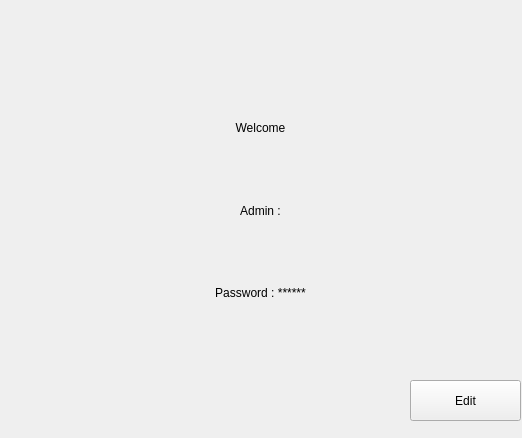
First picture: the form in adminwidget.ui, repository Henry93s/koradin, before the edit.
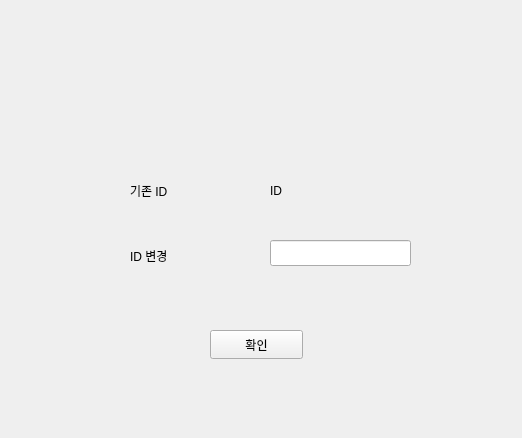
Second picture: the form after the edit. The open tabs and pages were chosen to show the change.

Diff of the .ui file:
```diff
--- a/adminwidget.ui
+++ b/adminwidget.ui
@@ -129,6 +129,131 @@
      </layout>
     </widget>
    </widget>
+   <widget class="QWidget" name="page_3">
+    <widget class="QLabel" name="label_7">
+     <property name="geometry">
+      <rect>
+       <x>120</x>
+       <y>155</y>
+       <width>111</width>
+       <height>51</height>
+      </rect>
+     </property>
+     <property name="text">
+      <string>기존 ID</string>
+     </property>
+    </widget>
+    <widget class="QLabel" name="label_8">
+     <property name="geometry">
+      <rect>
+       <x>120</x>
+       <y>220</y>
+       <width>111</width>
+       <height>51</height>
+      </rect>
+     </property>
+     <property name="text">
+      <string>ID 변경</string>
+     </property>
+    </widget>
+    <widget class="QLabel" name="adiminIDToChange">
+     <property name="geometry">
+      <rect>
+       <x>260</x>
+       <y>160</y>
+       <width>199</width>
+       <height>41</height>
+      </rect>
+     </property>
+     <property name="text">
+      <string>ID</string>
+     </property>
+    </widget>
+    <widget class="QLineEdit" name="adiminIDEdit">
+     <property name="geometry">
+      <rect>
+       <x>260</x>
+       <y>230</y>
+       <width>141</width>
+       <height>26</height>
+      </rect>
+     </property>
+    </widget>
+    <widget class="QPushButton" name="pushButton_2">
+     <property name="geometry">
+      <rect>
+       <x>200</x>
+       <y>320</y>
+       <width>93</width>
+       <height>29</height>
+      </rect>
+     </property>
+     <property name="text">
+      <string>확인</string>
+     </property>
+    </widget>
+   </widget>
+   <widget class="QWidget" name="page_4">
+    <widget class="QTextEdit" name="textEdit_2">
+     <property name="geometry">
+      <rect>
+       <x>240</x>
+       <y>130</y>
+       <width>151</width>
+       <height>31</height>
+      </rect>
+     </property>
+    </widget>
+    <widget class="QLabel" name="label_10">
+     <property name="geometry">
+      <rect>
+       <x>100</x>
+       <y>130</y>
+       <width>101</width>
+       <height>39</height>
+      </rect>
+     </property>
+     <property name="text">
+      <string>비밀번호</string>
+     </property>
+    </widget>
+    <widget class="QLabel" name="label_11">
+     <property name="geometry">
+      <rect>
+       <x>100</x>
+       <y>200</y>
+       <width>101</width>
+       <height>39</height>
+      </rect>
+     </property>
+     <property name="text">
+      <string>비밀번호 확인</string>
+     </property>
+    </widget>
+    <widget class="QTextEdit" name="textEdit_3">
+     <property name="geometry">
+      <rect>
+       <x>240</x>
+       <y>200</y>
+       <width>151</width>
+       <height>31</height>
+      </rect>
+     </property>
+    </widget>
+    <widget class="QPushButton" name="pushButton_3">
+     <property name="geometry">
+      <rect>
+       <x>210</x>
+       <y>310</y>
+       <width>93</width>
+       <height>29</height>
+      </rect>
+     </property>
+     <property name="text">
+      <string>확인</string>
+     </property>
+    </widget>
+   </widget>
   </widget>
  </widget>
  <resources/>
```
Left out of the diff: 67 changed lines with no effect on the pictures.
